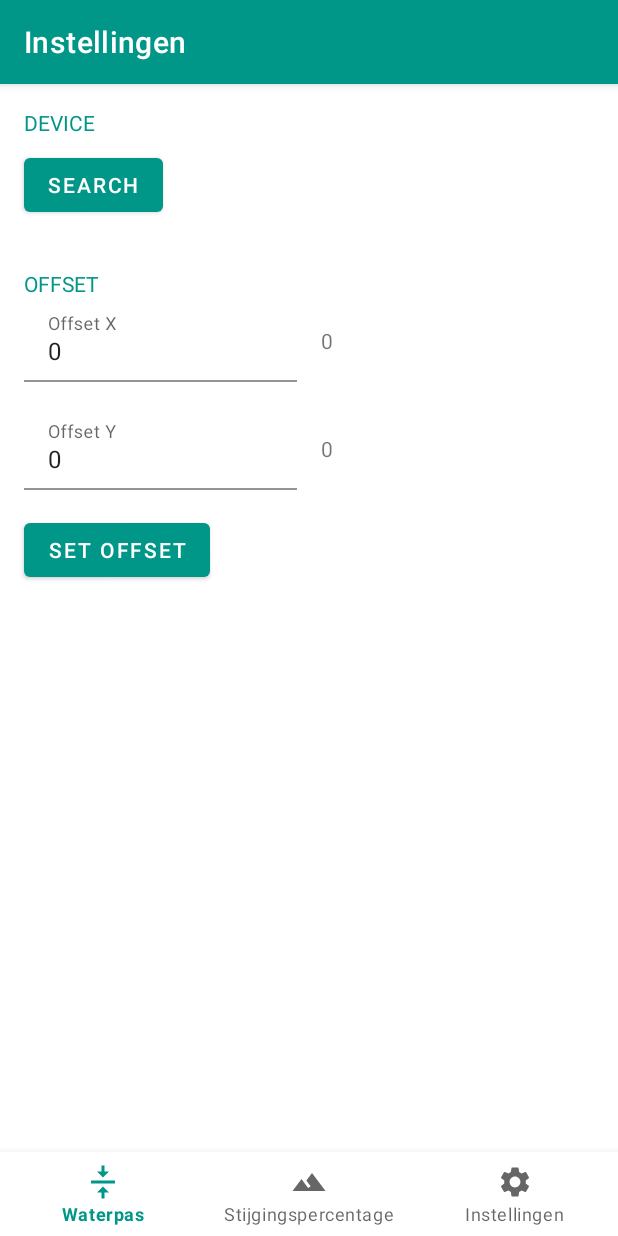
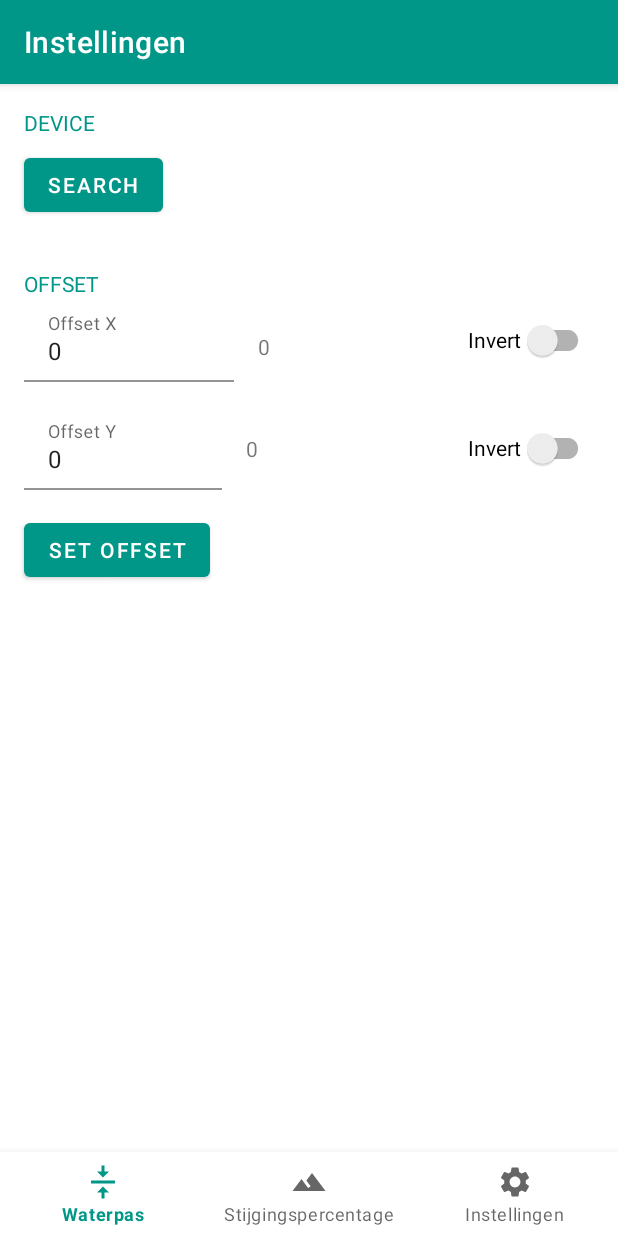
Before and after one commit to rsids/carlevel-andoid, an Android app: the ConfigFragment screen opened through its navigation route, after a tap on "SET OFFSET", on a phone screen of 412 x 824 dp. Run offline under Robolectric (Android 15) with nearby library versions, the phone set to English and light mode, and no system bars; our stand-ins replace navigation-ui; libraries missing offline, so code that uses them is left out: com.github.anrimian.acrareportdialog, com.hoho.android; 2 statements that could not run were skipped.

Commit message:
Added invert option Added auto connect

```diff
--- a/app/src/main/java/nl/idsklijnsma/carlevel/MainActivity.java
+++ b/app/src/main/java/nl/idsklijnsma/carlevel/MainActivity.java
@@ -34,15 +34,17 @@ import com.hoho.android.usbserial.util.SerialInputOutputManager;
 import java.io.IOException;
 import java.io.UnsupportedEncodingException;
 import java.nio.ByteBuffer;
+import java.util.Locale;
 
 import nl.idsklijnsma.carlevel.databinding.ActivityMainBinding;
 import nl.idsklijnsma.carlevel.models.UsbItem;
 import nl.idsklijnsma.carlevel.ui.config.ConfigViewModel;
+import nl.idsklijnsma.carlevel.ui.config.LevelConfig;
 import nl.idsklijnsma.carlevel.ui.incline.InclineViewModel;
 import nl.idsklijnsma.carlevel.ui.level.LevelViewModel;
 
 public class MainActivity extends AppCompatActivity implements SerialInputOutputManager.Listener {
-    private final ByteBuffer res = ByteBuffer.allocate(13);
+    private final ByteBuffer res = ByteBuffer.allocate(5);
 
     private enum UsbPermission {Unknown, Requested, Granted, Denied}
 
@@ -94,9 +96,14 @@ public class MainActivity extends AppCompatActivity implements SerialInputOutput
         ConfigViewModel configViewModel = new ViewModelProvider(this).get(ConfigViewModel.class);
         uiViewModel.getActiveView().observe(this, s -> mActiveView = s);
         configViewModel.selectedDevice().observe(this, this::setSelectedDevice);
+        configViewModel.levelConfig().observe(this, this::updateConfig);
 
-        levelViewModel.setOffsetX(prefs.getInt("offsetX", 0));
-        levelViewModel.setOffsetY(prefs.getInt("offsetY", 0));
+        LevelConfig cfg = new LevelConfig(
+                prefs.getInt("offsetX", 0),
+                prefs.getInt("offsetY", 0),
+                prefs.getBoolean("invertX", false),
+                prefs.getBoolean("invertY", false));
+        configViewModel.setLevelConfig(cfg);
 
         navView = binding.navView;
         // Passing each menu ID as a set of Ids because each
@@ -114,28 +121,21 @@ public class MainActivity extends AppCompatActivity implements SerialInputOutput
         }
     }
 
-    /**
-     * Sets & stores the selected usb device
-     *
-     * @param item
-     */
-    private void setSelectedDevice(UsbItem item) {
-        SharedPreferences prefs = PreferenceManager.getDefaultSharedPreferences(getBaseContext());
-        prefs.edit()
-                .putInt("port", item.port)
-                .putInt("device", item.device.getDeviceId())
-                .apply();
-        connect();
+    private void clearValues() {
+        levelViewModel.setLevelX(0);
+        levelViewModel.setLevelY(0);
+        Log.d(TAG, "clearValues");
     }
 
     private void connect() {
         SharedPreferences prefs = PreferenceManager.getDefaultSharedPreferences(getBaseContext());
-        int deviceId = prefs.getInt("device", 0);
+        int vendorId = prefs.getInt("vendorId", 0);
+        int productId = prefs.getInt("productId", 0);
         int portNum = prefs.getInt("port", 0);
         UsbDevice device = null;
         UsbManager usbManager = (UsbManager) getSystemService(Context.USB_SERVICE);
         for (UsbDevice v : usbManager.getDeviceList().values())
-            if (v.getDeviceId() == deviceId)
+            if (v.getVendorId() == vendorId && v.getProductId() == productId)
                 device = v;
         if (device == null) {
             status("connection failed: device not found");
@@ -194,6 +194,44 @@ public class MainActivity extends AppCompatActivity implements SerialInputOutput
         usbSerialPort = null;
     }
 
+    /**
+     * Sets & stores the selected usb device
+     *
+     * @param item
+     */
+    private void setSelectedDevice(UsbItem item) {
+        SharedPreferences prefs = PreferenceManager.getDefaultSharedPreferences(getBaseContext());
+        prefs.edit()
+                .putInt("port", item.port)
+                .putInt("vendorId", item.device.getVendorId())
+                .putInt("productId", item.device.getProductId())
+                .putInt("device", item.device.getDeviceId())
+                .apply();
+        connect();
+    }
+
+    private void status(String s) {
+        Log.i(TAG, s);
+    }
+
+    private void updateConfig(LevelConfig config) {
+        if (usbIoManager != null) {
+            byte a = (byte) 0x75;
+            a = (byte) (a | (config.isInvertX() ? 1 << 3 : 0));
+            a = (byte) (a | (config.isInvertY() ? 1 << 1 : 0));
+            Log.i(TAG, String.format("Writing %02x/%02x/%02x/%02x/%02x", a, (byte) config.getOffsetX(), (byte) config.getOffsetY(), 0, 0));
+            byte[] bytes = {a, (byte) config.getOffsetX(), (byte) config.getOffsetY(), 0, 0};
+            usbIoManager.writeAsync(bytes);
+        }
+    }
+
+    private void updateLevelValue(byte levelX, byte levelY, byte incline) {
+        levelViewModel.setLevelY((int) levelX);
+        levelViewModel.setLevelX((int) levelY);
+        inclineViewModel.setIncline(String.format(Locale.US, "%d", incline));
+        Log.d(TAG, String.format("updateLevelValue x: %d, y: %d, incline: %d", levelX, levelY, incline));
+    }
+
 
     @Override
     protected void onResume() {
@@ -247,12 +285,13 @@ public class MainActivity extends AppCompatActivity implements SerialInputOutput
     @Override
     public void onNewData(byte[] data) {
         for (byte datum : data) {
+            Log.d("USB-DATA", String.format("%02X", datum));
             if (!res.hasRemaining()) {
-                try {
-                    String value = new String(res.array(), "utf-8").trim();
-                    updateLevelValue(value);
-                } catch (UnsupportedEncodingException e) {
-                    e.printStackTrace();
+                if ((res.get(4) & (1 << 1)) > 0) {
+                    // Offset mode
+                    Log.i(TAG, String.format("OffsetX: %d, offsetY: %d", res.get(0), res.get(1)));
+                } else {
+                    updateLevelValue(res.get(0), res.get(1), res.get(2));
                 }
                 res.clear();
             }
@@ -266,20 +305,6 @@ public class MainActivity extends AppCompatActivity implements SerialInputOutput
 
     }
 
-    private void clearValues() {
-        levelViewModel.setLevelX(0);
-        levelViewModel.setLevelY(0);
-        Log.d(TAG, "clearValues");
-    }
-
-    private void updateLevelValue(String value) {
-        String[] values = value.split(";");
-        levelViewModel.setLevelY(Integer.parseInt(values[0]));
-        levelViewModel.setLevelX(Integer.parseInt(values[1]));
-        inclineViewModel.setIncline(Integer.toString(Integer.parseInt(values[2])));
-        Log.i(TAG, "updateLevelValue " + value);
-    }
-
 
     @Override
     protected void onNewIntent(Intent intent) {
@@ -289,9 +314,5 @@ public class MainActivity extends AppCompatActivity implements SerialInputOutput
         super.onNewIntent(intent);
     }
 
-    private void status(String s) {
-        Log.i(TAG, s);
-    }
-
 
 }
--- a/app/src/main/java/nl/idsklijnsma/carlevel/ui/config/ConfigFragment.java
+++ b/app/src/main/java/nl/idsklijnsma/carlevel/ui/config/ConfigFragment.java
@@ -10,9 +10,11 @@ import android.view.LayoutInflater;
 import android.view.View;
 import android.view.ViewGroup;
 import android.widget.Button;
+import android.widget.CompoundButton;
 import android.widget.TextView;
 
 import androidx.annotation.NonNull;
+import androidx.appcompat.widget.SwitchCompat;
 import androidx.fragment.app.Fragment;
 import androidx.lifecycle.ViewModelProvider;
 import androidx.recyclerview.widget.LinearLayoutManager;
@@ -23,6 +25,7 @@ import com.hoho.android.usbserial.driver.UsbSerialDriver;
 import com.hoho.android.usbserial.driver.UsbSerialProber;
 
 import java.util.ArrayList;
+import java.util.Locale;
 
 import nl.idsklijnsma.carlevel.UIViewModel;
 import nl.idsklijnsma.carlevel.UsbDeviceListAdapter;
@@ -41,6 +44,8 @@ public class ConfigFragment extends Fragment implements UsbDeviceListAdapter.OnD
     private TextView mTextViewX;
     private TextInputEditText mInputOffsetX;
     private TextInputEditText mInputOffsetY;
+    private SwitchCompat mInvertX;
+    private SwitchCompat mInvertY;
 
     private SharedPreferences mPrefs;
 
@@ -61,6 +66,8 @@ public class ConfigFragment extends Fragment implements UsbDeviceListAdapter.OnD
         mTextViewX = binding.txtLevelX;
         mInputOffsetX = binding.inputOffsetX;
         mTextViewY = binding.txtLevelY;
+        mInvertX = binding.switchInvertX;
+        mInvertY = binding.switchInvertY;
         mInputOffsetY = binding.inputOffsetY;
         RecyclerView mRecyclerView = binding.listDevices;
         mRecyclerView.setHasFixedSize(false);
@@ -73,10 +80,25 @@ public class ConfigFragment extends Fragment implements UsbDeviceListAdapter.OnD
         Button searchBtn = binding.btnSearch;
         searchBtn.setOnClickListener(v -> scanDevices());
         offsetBtn.setOnClickListener(v -> setOffset());
+        mInvertY.setOnCheckedChangeListener((buttonView, isChecked) -> {
+            mPrefs.edit()
+                    .putBoolean("invertY", isChecked)
+                    .apply();
+            updateConfig();
+        });
+        mInvertX.setOnCheckedChangeListener((buttonView, isChecked) -> {
+            mPrefs.edit()
+                    .putBoolean("invertX", isChecked)
+                    .apply();
+
+            updateConfig();
+        });
         uiViewModel.setActiveView(UIViewModel.CONFIG);
 
-        mInputOffsetX.setText(Integer.toString(mPrefs.getInt("offsetX", 0)));
-        mInputOffsetY.setText(Integer.toString(mPrefs.getInt("offsetY", 0)));
+        mInputOffsetX.setText(String.format(Locale.US, "%d", mPrefs.getInt("offsetX", 0)));
+        mInputOffsetY.setText(String.format(Locale.US, "%d", mPrefs.getInt("offsetY", 0)));
+        mInvertX.setChecked(mPrefs.getBoolean("invertX", false));
+        mInvertY.setChecked(mPrefs.getBoolean("invertY", false));
         return root;
     }
 
@@ -117,17 +139,23 @@ public class ConfigFragment extends Fragment implements UsbDeviceListAdapter.OnD
                 .putInt("offsetX", Integer.parseInt(mInputOffsetX.getText().toString()))
                 .putInt("offsetY", Integer.parseInt(mInputOffsetY.getText().toString()))
                 .apply();
-        levelViewModel.setOffsetX(mPrefs.getInt("offsetX", 0));
-        levelViewModel.setOffsetY(mPrefs.getInt("offsetY", 0));
+        updateConfig();
     }
 
     private void setLevelX(int value) {
-        int formatted = value < 180 ? value : value - 360;
-        mTextViewX.setText(Integer.toString(formatted));
+        mTextViewX.setText(Integer.toString(value));
     }
 
     private void setLevelY(int value) {
-        int formatted = value < 180 ? value : value - 360;
-        mTextViewY.setText(Integer.toString(formatted));
+        mTextViewY.setText(Integer.toString(value));
+    }
+
+    private void updateConfig() {
+        LevelConfig cfg = new LevelConfig(
+                mPrefs.getInt("offsetX", 0),
+                mPrefs.getInt("offsetY", 0),
+                mPrefs.getBoolean("invertX", false),
+                mPrefs.getBoolean("invertY", false));
+        configViewModel.setLevelConfig(cfg);
     }
 }
--- a/app/src/main/java/nl/idsklijnsma/carlevel/ui/config/ConfigViewModel.java
+++ b/app/src/main/java/nl/idsklijnsma/carlevel/ui/config/ConfigViewModel.java
@@ -4,21 +4,31 @@ import androidx.lifecycle.LiveData;
 import androidx.lifecycle.MutableLiveData;
 import androidx.lifecycle.ViewModel;
 
+import java.util.logging.Level;
+
 import nl.idsklijnsma.carlevel.models.UsbItem;
 
 public class ConfigViewModel extends ViewModel {
 
     private final MutableLiveData<UsbItem> mSelectedDevice;
+    private final MutableLiveData<LevelConfig> mLevelConfig;
 
     public ConfigViewModel() {
         mSelectedDevice = new MutableLiveData<>();
+        mLevelConfig = new MutableLiveData<>();
     }
 
     public LiveData<UsbItem> selectedDevice() {
         return mSelectedDevice;
     }
+    public LiveData<LevelConfig> levelConfig() {
+        return mLevelConfig;
+    }
 
     public void selectDevice(UsbItem device) {
         mSelectedDevice.setValue(device);
     }
+    public void setLevelConfig(LevelConfig cfg) {
+        mLevelConfig.setValue(cfg);
+    }
 }
--- /dev/null
+++ b/app/src/main/java/nl/idsklijnsma/carlevel/ui/config/LevelConfig.java
@@ -0,0 +1,47 @@
+package nl.idsklijnsma.carlevel.ui.config;
+
+public class LevelConfig {
+    int offsetX;
+    int offsetY;
+    boolean invertX;
+    boolean invertY;
+
+    public LevelConfig(int offsetX, int offsetY, boolean invertX, boolean invertY) {
+        this.offsetX = offsetX;
+        this.offsetY = offsetY;
+        this.invertX = invertX;
+        this.invertY = invertY;
+    }
+
+    public int getOffsetX() {
+        return offsetX;
+    }
+
+    public void setOffsetX(int offsetX) {
+        this.offsetX = offsetX;
+    }
+
+    public int getOffsetY() {
+        return offsetY;
+    }
+
+    public void setOffsetY(int offsetY) {
+        this.offsetY = offsetY;
+    }
+
+    public boolean isInvertX() {
+        return invertX;
+    }
+
+    public void setInvertX(boolean invertX) {
+        this.invertX = invertX;
+    }
+
+    public boolean isInvertY() {
+        return invertY;
+    }
+
+    public void setInvertY(boolean invertY) {
+        this.invertY = invertY;
+    }
+}
--- a/app/src/main/java/nl/idsklijnsma/carlevel/ui/incline/InclineViewModel.java
+++ b/app/src/main/java/nl/idsklijnsma/carlevel/ui/incline/InclineViewModel.java
@@ -6,7 +6,7 @@ import androidx.lifecycle.ViewModel;
 
 public class InclineViewModel extends ViewModel {
 
-    private MutableLiveData<String> mIncline;
+    private final MutableLiveData<String> mIncline;
 
     public InclineViewModel() {
         mIncline = new MutableLiveData<>();
--- a/app/src/main/java/nl/idsklijnsma/carlevel/ui/level/LevelFragment.java
+++ b/app/src/main/java/nl/idsklijnsma/carlevel/ui/level/LevelFragment.java
@@ -14,6 +14,7 @@ import androidx.lifecycle.ViewModelProvider;
 
 import nl.idsklijnsma.carlevel.UIViewModel;
 import nl.idsklijnsma.carlevel.databinding.FragmentLevelBinding;
+import nl.idsklijnsma.carlevel.ui.config.ConfigViewModel;
 
 public class LevelFragment extends Fragment {
 
@@ -23,12 +24,13 @@ public class LevelFragment extends Fragment {
     private ImageView mImgLevelX;
     private ImageView mImgLevelY;
 
-    private int offsetX = 0;
-    private int offsetY = 0;
+    private boolean isInvertedX = false;
+    private boolean isInvertedY = false;
 
     public View onCreateView(@NonNull LayoutInflater inflater,
                              ViewGroup container, Bundle savedInstanceState) {
         LevelViewModel levelViewModel = new ViewModelProvider(requireActivity()).get(LevelViewModel.class);
+        ConfigViewModel configViewModel = new ViewModelProvider(requireActivity()).get(ConfigViewModel.class);
 
         UIViewModel uiViewModel = new ViewModelProvider(requireActivity()).get(UIViewModel.class);
 
@@ -40,10 +42,11 @@ public class LevelFragment extends Fragment {
         mImgLevelY = mBinding.imgLevelY;
         levelViewModel.getLevelX().observe(getViewLifecycleOwner(), this::setLevelX);
         levelViewModel.getLevelY().observe(getViewLifecycleOwner(), this::setLevelY);
-        levelViewModel.getOffsetX().observe(getViewLifecycleOwner(), s -> offsetX = s);
-        levelViewModel.getOffsetY().observe(getViewLifecycleOwner(), s -> offsetY = s);
+        configViewModel.levelConfig().observe(getViewLifecycleOwner(), levelConfig -> {
+            isInvertedX = levelConfig.isInvertX();
+            isInvertedY = levelConfig.isInvertY();
+        });
         uiViewModel.setActiveView(UIViewModel.LEVEL);
-        Log.d("CARLVL", "onCreateView Level");
         return root;
     }
 
@@ -54,14 +57,16 @@ public class LevelFragment extends Fragment {
     }
 
     private void setLevelX(int value) {
-        int formatted = (value < 180 ? value : value - 360) - offsetX;
-        mTextViewX.setText(Integer.toString(formatted));
-        mImgLevelX.setRotation(value - offsetX);
+        int val = isInvertedX ? value * -1 : value;
+        Log.d("lvlF", String.format("XValue: %d, val: %d, inverted: %d", value, val, isInvertedX ? 1:0));
+        mTextViewX.setText(Integer.toString(val));
+        mImgLevelX.setRotation(val);
     }
 
     private void setLevelY(int value) {
-        int formatted = (value < 180 ? value : value - 360) - offsetY;
-        mTextViewY.setText(Integer.toString(formatted));
-        mImgLevelY.setRotation(value - offsetY);
+        int val = isInvertedY ? value * -1 : value;
+        Log.d("lvlF", String.format("YValue: %d, val: %d, inverted: %d", value, val, isInvertedY ? 1:0));
+        mTextViewY.setText(Integer.toString(val));
+        mImgLevelY.setRotation(val);
     }
 }
--- a/app/src/main/java/nl/idsklijnsma/carlevel/ui/level/LevelViewModel.java
+++ b/app/src/main/java/nl/idsklijnsma/carlevel/ui/level/LevelViewModel.java
@@ -44,10 +44,8 @@ public class LevelViewModel extends ViewModel {
         return mOffsetY;
     }
 
-    public void setOffsetX(Integer val) {
-        mOffsetX.postValue(val);
-    }
-    public void setOffsetY(Integer val) {
-        mOffsetY.postValue(val);
+    public void setOffsets(Integer x, Integer y) {
+        mOffsetX.postValue(x);
+        mOffsetY.postValue(y);
     }
 }
--- a/app/src/main/res/layout/fragment_config.xml
+++ b/app/src/main/res/layout/fragment_config.xml
@@ -128,13 +128,24 @@
             android:id="@+id/txtLevelX"
             android:layout_width="0dp"
             android:layout_height="wrap_content"
-            android:layout_marginEnd="16dp"
             android:layout_weight="1"
             android:lines="1"
             android:text=""
             app:layout_constraintBottom_toBottomOf="@+id/editTextOffsetX"
+            app:layout_constraintStart_toEndOf="@+id/editTextOffsetX"
+            app:layout_constraintEnd_toStartOf="@+id/switchInvertX"
+            app:layout_constraintTop_toTopOf="@+id/editTextOffsetX"
+            app:layout_constraintVertical_bias="0.621" />
+
+        <androidx.appcompat.widget.SwitchCompat
+            android:id="@+id/switchInvertX"
+            android:layout_width="wrap_content"
+            android:layout_height="wrap_content"
+            android:layout_marginEnd="16dp"
+            android:text="@string/invert"
+            app:layout_constraintBottom_toBottomOf="@+id/editTextOffsetX"
             app:layout_constraintEnd_toEndOf="parent"
-            app:layout_constraintStart_toEndOf="@+id/editTextOffsetX"
+            app:layout_constraintStart_toEndOf="@+id/txtLevelX"
             app:layout_constraintTop_toTopOf="@+id/editTextOffsetX" />
 
         <com.google.android.material.textfield.TextInputLayout
@@ -167,8 +178,19 @@
             android:lines="1"
             android:text=""
             app:layout_constraintBottom_toBottomOf="@+id/editTextOffsetY"
+            app:layout_constraintEnd_toStartOf="@+id/switchInvertY"
+            app:layout_constraintStart_toEndOf="@+id/editTextOffsetY"
+            app:layout_constraintTop_toTopOf="@+id/editTextOffsetY" />
+
+        <androidx.appcompat.widget.SwitchCompat
+            android:id="@+id/switchInvertY"
+            android:layout_width="wrap_content"
+            android:layout_height="wrap_content"
+            android:layout_marginEnd="16dp"
+            android:text="@string/invert"
+            app:layout_constraintBottom_toBottomOf="@+id/editTextOffsetY"
             app:layout_constraintEnd_toEndOf="parent"
-            app:layout_constraintStart_toEndOf="@+id/editTextOffsetY"
+            app:layout_constraintStart_toEndOf="@+id/txtLevelY"
             app:layout_constraintTop_toTopOf="@+id/editTextOffsetY" />
 
 
--- a/app/src/main/res/values/strings.xml
+++ b/app/src/main/res/values/strings.xml
@@ -21,4 +21,5 @@
     <string name="bluetooth_not_connected">Bluetooth not connected</string>
     <string name="search">Search</string>
     <string name="unknown_device">Unknown USB Device</string>
+    <string name="invert">Invert</string>
 </resources>
```
